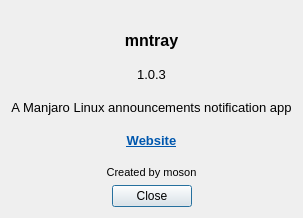
moson-mo/mntray, file assets/ui/about.ui: the form before one commit.
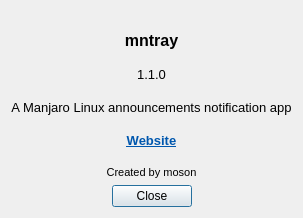
The form after the commit. Icons and pictures are not drawn.

Commit message: Added ARM news / support

Diff of the .ui file:
```diff
--- a/assets/ui/about.ui
+++ b/assets/ui/about.ui
@@ -46,7 +46,7 @@
       <bool>false</bool>
      </property>
      <property name="text">
-      <string>&lt;html&gt;&lt;head/&gt;&lt;body&gt;&lt;p align=&quot;center&quot;&gt;mntray&lt;br/&gt;&lt;br/&gt;&lt;span style=&quot; font-size:10pt; font-weight:400;&quot;&gt;1.0.3&lt;br/&gt;&lt;/span&gt;&lt;br/&gt;&lt;span style=&quot; font-size:10pt; font-weight:400;&quot;&gt;A Manjaro Linux announcements notification app&lt;br/&gt;&lt;br/&gt;&lt;/span&gt;&lt;a href=&quot;https://github.com/moson-mo/mntray&quot;&gt;&lt;span style=&quot; font-size:10pt; text-decoration: underline; color:#0057ae;&quot;&gt;Website&lt;/span&gt;&lt;/a&gt;&lt;span style=&quot; font-size:8pt; font-weight:400; text-decoration: underline; color:#0057ae;&quot;&gt;&lt;br/&gt;&lt;br/&gt;&lt;/span&gt;&lt;span style=&quot; font-size:8pt; font-weight:400;&quot;&gt;Created by moson&lt;/span&gt;&lt;/p&gt;&lt;/body&gt;&lt;/html&gt;</string>
+      <string>&lt;html&gt;&lt;head/&gt;&lt;body&gt;&lt;p align=&quot;center&quot;&gt;mntray&lt;br/&gt;&lt;br/&gt;&lt;span style=&quot; font-size:10pt; font-weight:400;&quot;&gt;1.1.0&lt;br/&gt;&lt;/span&gt;&lt;br/&gt;&lt;span style=&quot; font-size:10pt; font-weight:400;&quot;&gt;A Manjaro Linux announcements notification app&lt;br/&gt;&lt;br/&gt;&lt;/span&gt;&lt;a href=&quot;https://github.com/moson-mo/mntray&quot;&gt;&lt;span style=&quot; font-size:10pt; text-decoration: underline; color:#0057ae;&quot;&gt;Website&lt;/span&gt;&lt;/a&gt;&lt;span style=&quot; font-size:8pt; font-weight:400; text-decoration: underline; color:#0057ae;&quot;&gt;&lt;br/&gt;&lt;br/&gt;&lt;/span&gt;&lt;span style=&quot; font-size:8pt; font-weight:400;&quot;&gt;Created by moson&lt;/span&gt;&lt;/p&gt;&lt;/body&gt;&lt;/html&gt;</string>
      </property>
      <property name="scaledContents">
       <bool>true</bool>
```
The commit also changes 2 other files.
